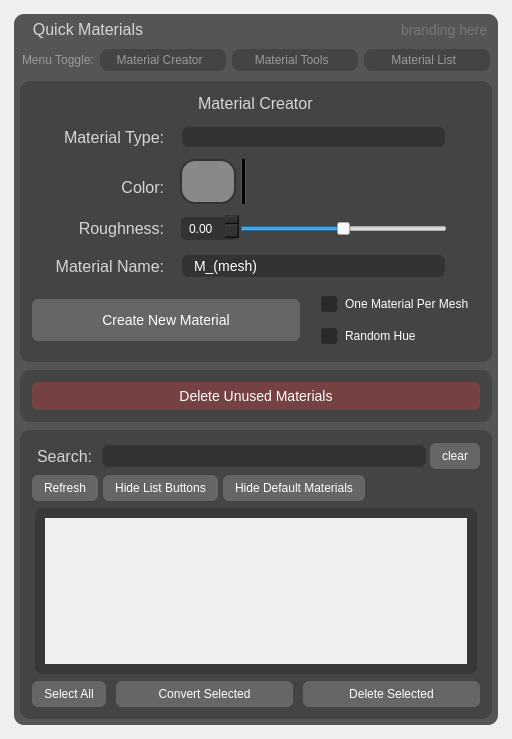
Old version of the form QtDesigner/quickMaterials.ui in the repository AnthonyCuse/QuickMaterials.
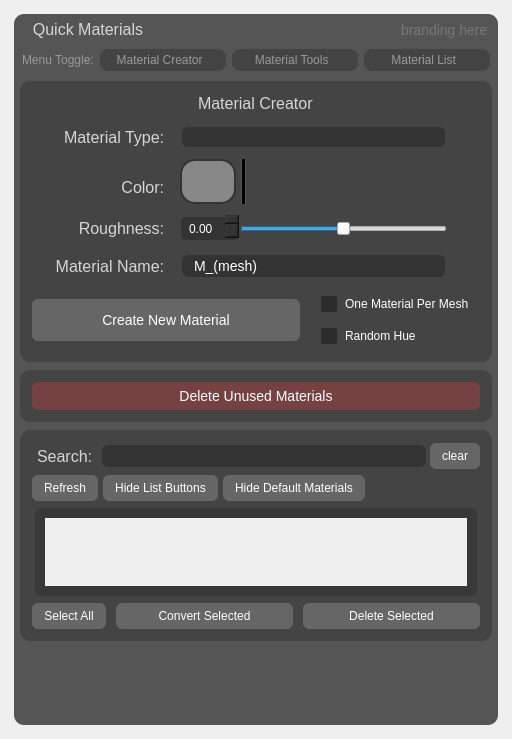
New version of the form. Icons and pictures are not drawn.

Commit message: updated UI still broken

What changed in the file:
```diff
--- a/QtDesigner/quickMaterials.ui
+++ b/QtDesigner/quickMaterials.ui
@@ -2133,7 +2133,7 @@
                 <x>0</x>
                 <y>0</y>
                 <width>424</width>
-                <height>74</height>
+                <height>69</height>
                </rect>
               </property>
               <layout class="QVBoxLayout" name="verticalLayout"/>
@@ -2270,6 +2270,19 @@
           </layout>
          </widget>
         </item>
+        <item>
+         <spacer name="verticalSpacer_2">
+          <property name="orientation">
+           <enum>Qt::Vertical</enum>
+          </property>
+          <property name="sizeHint" stdset="0">
+           <size>
+            <width>20</width>
+            <height>40</height>
+           </size>
+          </property>
+         </spacer>
+        </item>
        </layout>
       </item>
       <item>
```
The commit also changes 1 other file.
